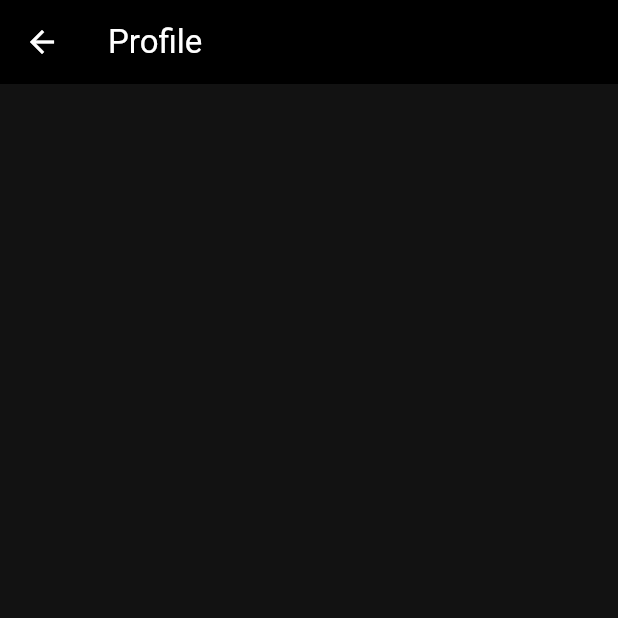
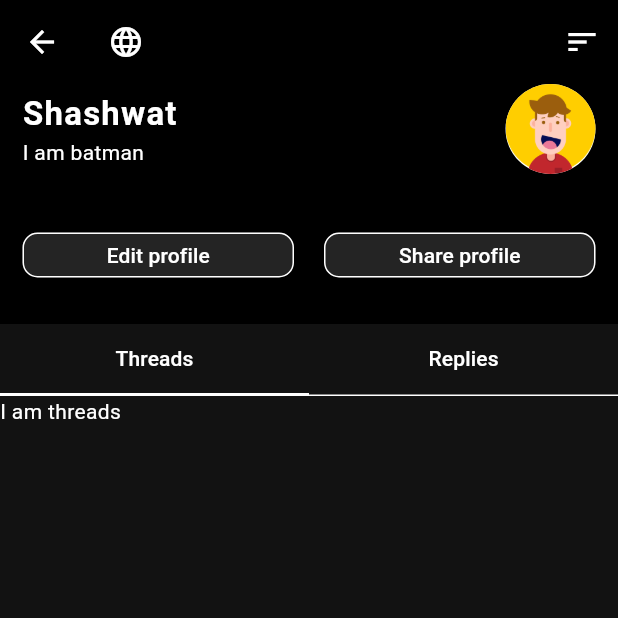
Before and after one commit to Projects-stp/Dhagga, a Flutter app: the Profile screen opened directly, on a phone screen of 412 x 824 dp, the top half of it. Run offline on Flutter 3.47's test engine with Material 2 defaults, Android fonts, the phone set to English and light mode, and no system bars; our stand-ins replace flutter_dotenv, form_validator, get, get_storage, supabase_flutter; accounts and stored records are empty.

Commit message:
profile screen added

```diff
--- /dev/null
+++ b/lib/utils/sliver_appbar_delegate.dart
@@ -0,0 +1,27 @@
+import 'package:flutter/material.dart';
+
+class SliverAppBarDelegate extends SliverPersistentHeaderDelegate {
+  SliverAppBarDelegate(this._tabBar);
+
+  final TabBar _tabBar;
+
+  @override
+  double get minExtent => _tabBar.preferredSize.height;
+
+  @override
+  double get maxExtent => _tabBar.preferredSize.height;
+
+  @override
+  Widget build(
+      BuildContext context, double shrinkOffset, bool overlapsContent) {
+    return Container(
+      color: Theme.of(context).scaffoldBackgroundColor,
+      child: _tabBar,
+    );
+  }
+
+  @override
+  bool shouldRebuild(SliverAppBarDelegate oldDelegate) {
+    return false;
+  }
+}
--- /dev/null
+++ b/lib/utils/styles/button_styles.dart
@@ -0,0 +1,35 @@
+import 'package:flutter/material.dart';
+
+ButtonStyle authButtonStyle(
+  Color background,
+  Color foreground,
+) {
+  return ButtonStyle(
+    minimumSize: MaterialStateProperty.all<Size>(
+      const Size.fromHeight(40.0),
+    ),
+    backgroundColor: MaterialStateProperty.all<Color>(background),
+    foregroundColor: MaterialStateProperty.all<Color>(foreground),
+  );
+}
+
+// * Custom Outline button style
+ButtonStyle customOutlineStyle() {
+  return ButtonStyle(
+    shape: MaterialStateProperty.all(
+      RoundedRectangleBorder(
+        borderRadius: BorderRadius.circular(10.0),
+        side: const BorderSide(
+          color: Color(0xff242424),
+          width: 0.1,
+          style: BorderStyle.solid,
+        ),
+      ),
+    ),
+    backgroundColor: MaterialStateProperty.all<Color>(const Color(0xff242424)),
+    minimumSize: MaterialStateProperty.all(Size.zero),
+    padding: MaterialStateProperty.all<EdgeInsets>(
+      const EdgeInsets.symmetric(vertical: 5, horizontal: 10),
+    ),
+  );
+}
--- a/lib/views/profile/profile.dart
+++ b/lib/views/profile/profile.dart
@@ -1,4 +1,9 @@
 import 'package:flutter/material.dart';
+import 'package:get/get.dart';
+import 'package:threads_clone/utils/sliver_appbar_delegate.dart';
+import 'package:threads_clone/utils/styles/button_styles.dart';
+
+import '../../routes/routes_name.dart';
 
 class Profile extends StatefulWidget {
   const Profile({super.key});
@@ -12,7 +17,105 @@ class _ProfileState extends State<Profile> {
   Widget build(BuildContext context) {
     return Scaffold(
       appBar: AppBar(
-        title: const Text('Profile'),
+        title: const Icon(Icons.language),
+        centerTitle: false,
+        actions: [
+          IconButton(
+            onPressed: () => Get.toNamed(RouteNames.setting),
+            icon: const Icon(Icons.sort),
+          ),
+        ],
+      ),
+      body: DefaultTabController(
+        length: 2,
+        child: NestedScrollView(
+          headerSliverBuilder: (context, innerBoxIsScrolled) {
+            return <Widget>[
+              SliverAppBar(
+                expandedHeight: 160.0,
+                collapsedHeight: 160.0,
+                automaticallyImplyLeading: false,
+                flexibleSpace: Padding(
+                  padding: const EdgeInsets.symmetric(horizontal: 15.0),
+                  child: Column(
+                    children: [
+                      Row(
+                        mainAxisAlignment: MainAxisAlignment.spaceBetween,
+                        children: [
+                          Column(
+                            crossAxisAlignment: CrossAxisAlignment.start,
+                            children: [
+                              const Text(
+                                'Shashwat',
+                                style: TextStyle(
+                                  fontSize: 22.0,
+                                  fontWeight: FontWeight.bold,
+                                  letterSpacing: 0.8,
+                                ),
+                              ),
+                              SizedBox(
+                                width: context.width * 0.60,
+                                child: const Text(
+                                  'I am batman',
+                                ),
+                              ),
+                            ],
+                          ),
+                          const CircleAvatar(
+                            radius: 30.0,
+                            backgroundImage: AssetImage('assets/avatar.png'),
+                          ),
+                        ],
+                      ),
+                      const SizedBox(height: 30.0),
+                      Row(
+                        mainAxisAlignment: MainAxisAlignment.spaceBetween,
+                        children: [
+                          Expanded(
+                            child: OutlinedButton(
+                              onPressed: () {
+                                Get.toNamed(RouteNames.editProfile);
+                              },
+                              style: customOutlineStyle(),
+                              child: const Text("Edit profile"),
+                            ),
+                          ),
+                          const SizedBox(width: 20),
+                          Expanded(
+                            child: OutlinedButton(
+                              onPressed: () {},
+                              style: customOutlineStyle(),
+                              child: const Text("Share profile"),
+                            ),
+                          ),
+                        ],
+                      ),
+                    ],
+                  ),
+                ),
+              ),
+              SliverPersistentHeader(
+                floating: true,
+                pinned: true,
+                delegate: SliverAppBarDelegate(
+                  const TabBar(
+                    indicatorSize: TabBarIndicatorSize.tab,
+                    tabs: [
+                      Tab(text: 'Threads'),
+                      Tab(text: 'Replies'),
+                    ],
+                  ),
+                ),
+              ),
+            ];
+          },
+          body: const TabBarView(
+            children: [
+              Text('I am threads'),
+              Text('I am replies'),
+            ],
+          ),
+        ),
       ),
     );
   }
```
